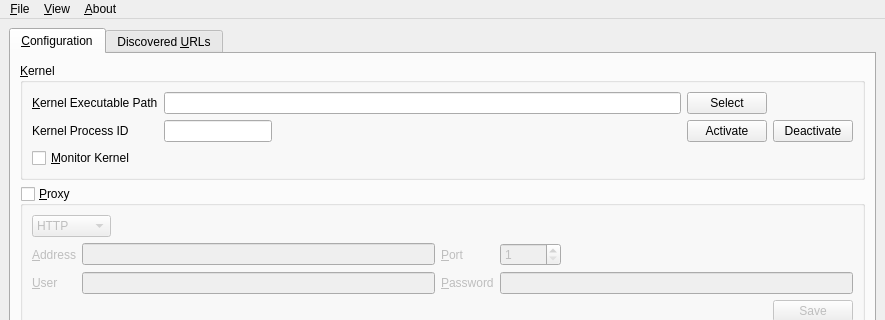
Old version of the form UI/pandamonium.ui in the repository nurfalie/pandamonium; both pictures show x 0 to 885 and y 0 to 320 of the 885 by 610 pixel window.
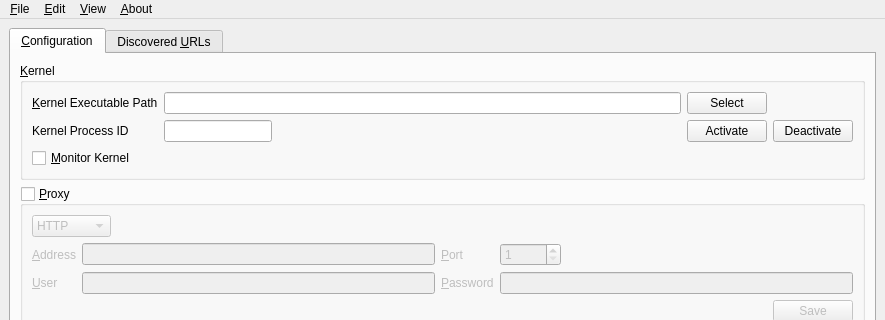
New version of the form. Icons and pictures are not drawn.

The edit to the form file:
```diff
--- a/UI/pandamonium.ui
+++ b/UI/pandamonium.ui
@@ -667,7 +667,7 @@
      <x>0</x>
      <y>0</y>
      <width>885</width>
-     <height>27</height>
+     <height>23</height>
     </rect>
    </property>
    <widget class="QMenu" name="menu_File">
@@ -690,7 +690,21 @@
     </property>
     <addaction name="action_About"/>
    </widget>
+   <widget class="QMenu" name="menu_Edit">
+    <property name="title">
+     <string>&amp;Edit</string>
+    </property>
+    <widget class="QMenu" name="menu_Icon_Set">
+     <property name="title">
+      <string>&amp;Icon Set</string>
+     </property>
+     <addaction name="action_Nuvola"/>
+     <addaction name="action_Vibrancy"/>
+    </widget>
+    <addaction name="menu_Icon_Set"/>
+   </widget>
    <addaction name="menu_File"/>
+   <addaction name="menu_Edit"/>
    <addaction name="menu_View"/>
    <addaction name="menu_About"/>
   </widget>
```
Left out of the diff: 16 changed lines with no effect on the pictures.
